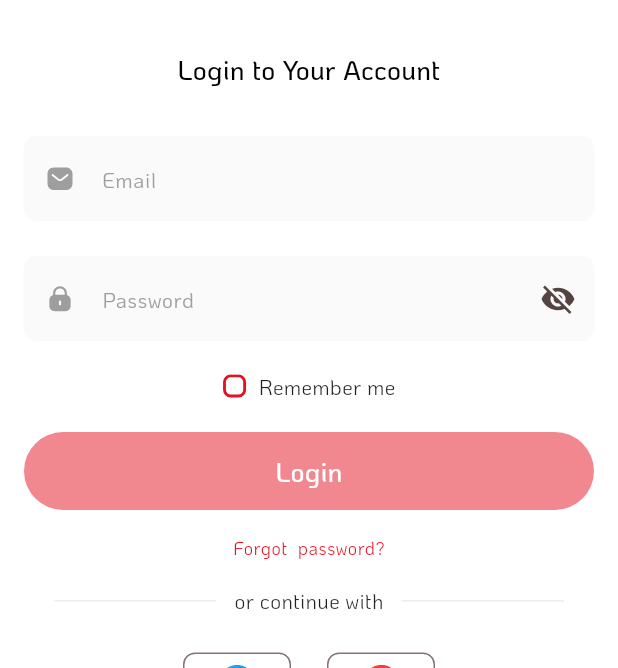
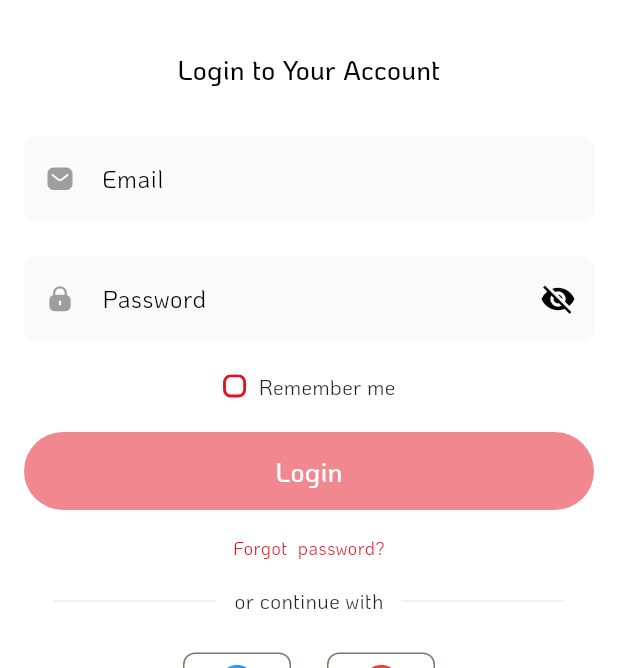
Before and after one commit to ngoctoan99/base-code-flutter-bloc, a Flutter app: the screen it shows after launch, after a tap on "Sign in", on a phone screen of 412 x 824 dp, the part 150-818 px from its top. Run offline on Flutter 3.47's test engine with Material 3 defaults, Android fonts, the phone set to English and light mode, and no system bars; our stand-ins replace bloc, cached_network_image, dio, flutter_bloc, flutter_dotenv, flutter_svg and 8 more; generated files the repository leaves out were written again; network calls fail.

Commit message:
fix darkmode

```diff
--- a/lib/core/common/widgets/custom_text_field.dart
+++ b/lib/core/common/widgets/custom_text_field.dart
@@ -85,12 +85,13 @@ class _CustomTextFieldState extends State<CustomTextField> {
           maxLength: widget.maxLength,
           decoration: InputDecoration(
               hintText: widget.hintText,
+              hintStyle: TextStyle(color: Colors.black),
               prefixIcon: widget.prefixWidget,
               suffixIcon: widget.icRight != null || widget.icon != null
                   ? InkWell(
                       onTap: () => widget.actionRight!.call(),
                       child: widget.icon != null
-                          ? Icon(widget.icon)
+                          ? Icon(widget.icon,color: Colors.black,)
                           : SvgWidget(ic: widget.icRight!))
                   : null,
               counterText: ''),
--- a/lib/core/common/widgets/loading.dart
+++ b/lib/core/common/widgets/loading.dart
@@ -14,7 +14,7 @@ class Loading extends StatelessWidget {
       canPop: false,
       child: Center(
         child: LoadingAnimationWidget.hexagonDots(
-          color: Theme.of(context).primaryColor,
+          color: Colors.red,
           size: size,
         ),
       ),
--- a/lib/features/auth/login/widgets/email_input.dart
+++ b/lib/features/auth/login/widgets/email_input.dart
@@ -27,7 +27,7 @@ class EmailInput extends StatelessWidget {
           hintText: S.of(context).hint_text_email,
           keyboardType: TextInputType.emailAddress,
           error: state.errEmail,
-          prefixWidget: SvgWidget(ic: 'assets/icons/ic_email.svg'),
+          prefixWidget: SvgWidget(ic: 'assets/icons/ic_email.svg' ,color: Colors.black,),
           onChanged: (val) => bloc.add(LoginEvent.onChangeEmail(val)),
           ctr: ctrEmail,
         );
--- a/lib/features/auth/login/widgets/password_input.dart
+++ b/lib/features/auth/login/widgets/password_input.dart
@@ -23,7 +23,7 @@ class PasswordInput extends StatelessWidget {
           hintText: S.of(context).hint_text_password,
           obscureText: state.visibilityOffPassword,
           error: state.errPassword,
-          prefixWidget: SvgWidget(ic: 'assets/icons/ic_password.svg'),
+          prefixWidget: SvgWidget(ic: 'assets/icons/ic_password.svg',color: Colors.black),
           icon: state.visibilityOffPassword
               ? Icons.visibility_off
               : Icons.visibility,
--- a/lib/features/main/screens/profile/widgets/menu_item.dart
+++ b/lib/features/main/screens/profile/widgets/menu_item.dart
@@ -33,7 +33,9 @@ class MenuItem extends StatelessWidget {
             builder: (context, state) {
               return Row(
                 children: [
-                  SvgWidget(ic: icLeft),
+                  SvgWidget(ic: icLeft,
+                    color: Colors.red,
+                  ),
                   const SizedBox(width: 16),
                   Text(
                     title,
--- a/lib/features/well_come/well_come_screen.dart
+++ b/lib/features/well_come/well_come_screen.dart
@@ -93,7 +93,7 @@ class WellComeScreen extends StatelessWidget {
                                 height: 8,
                                 decoration: BoxDecoration(
                                     borderRadius: BorderRadius.circular(16),
-                                    color: Colors.black),
+                                    color: Colors.red),
                               );
                             })),
                         // Padding(
--- a/lib/main.dart
+++ b/lib/main.dart
@@ -37,7 +37,7 @@ class MyApp extends StatelessWidget {
             return SafeArea(
               child: MaterialApp(
                 navigatorKey: navigatorKey,
-                initialRoute: splashRoute,
+                initialRoute: mainRoute,
                 onGenerateRoute: AppRouters().generateRoute,
                 title: 'Movie',
                 debugShowCheckedModeBanner: false,
```
